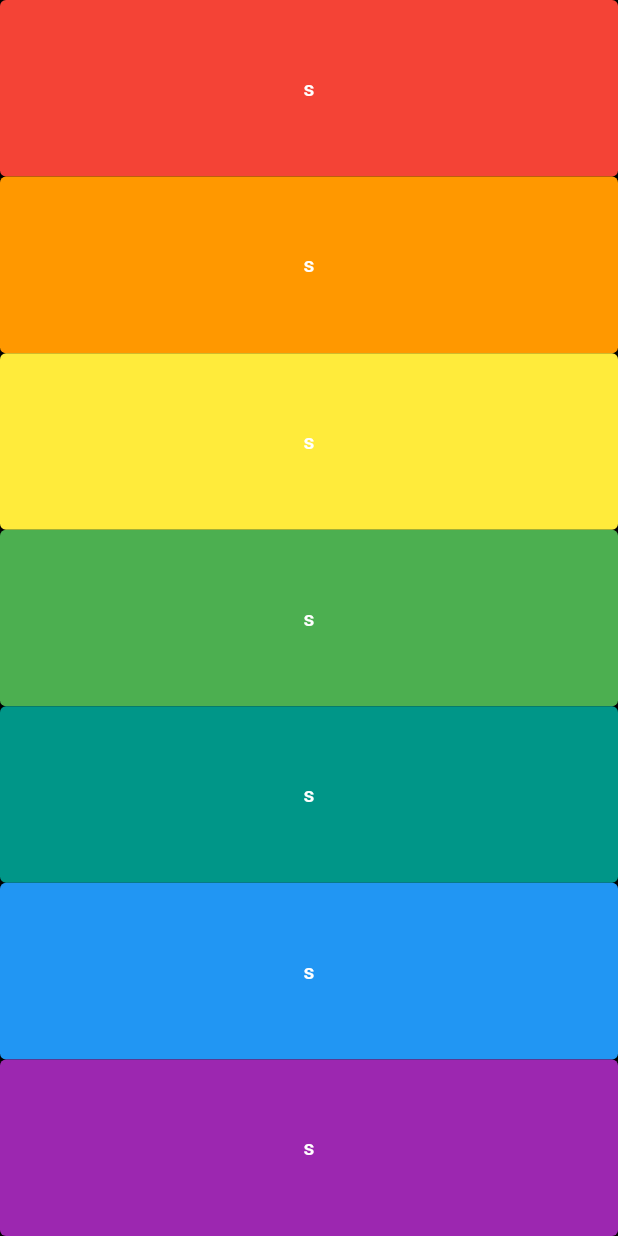
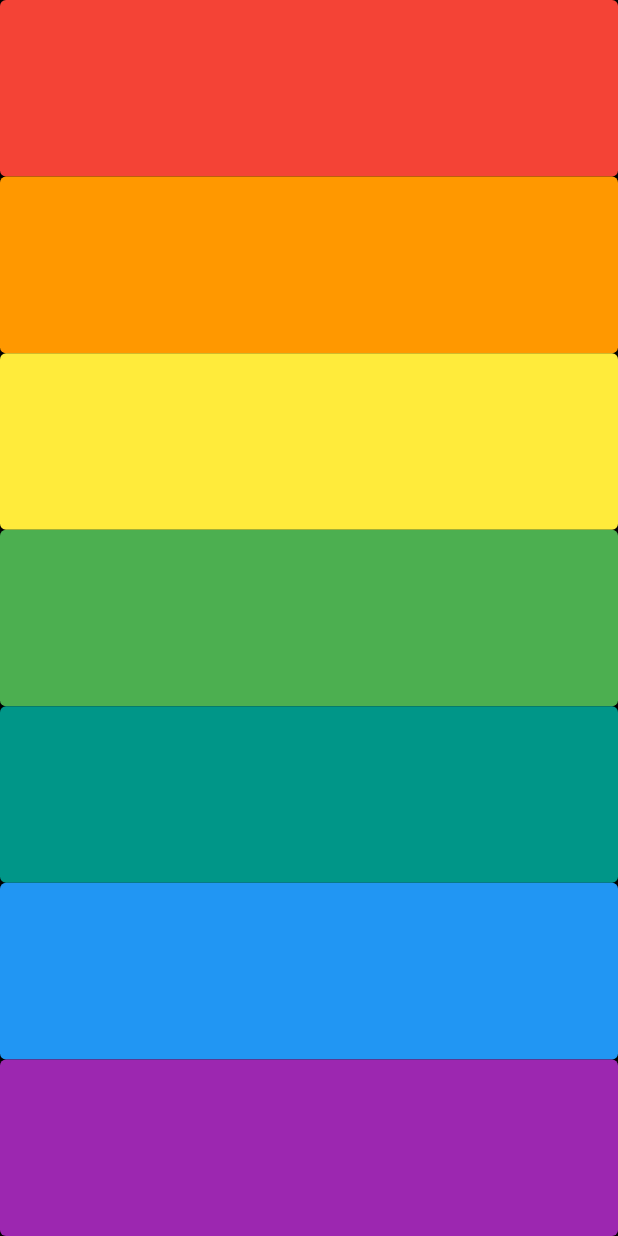
Before and after one commit to Saajonsayrest/Xylophone-App, a Flutter app: the screen it shows after launch, on a phone screen of 412 x 824 dp. Run offline on Flutter 3.47's test engine with Material 2 defaults, Android fonts, the phone set to English and light mode, and no system bars; our stand-ins replace audioplayers.

Commit message:
updated commit 2

```diff
--- a/lib/main.dart
+++ b/lib/main.dart
@@ -19,7 +19,7 @@ class xylophone extends StatelessWidget {
           onPressed: () {
             playSound(soundNumber!);
           },
-          child: Text('s')),
+          child: Text('')),
     );
   }
 
```
